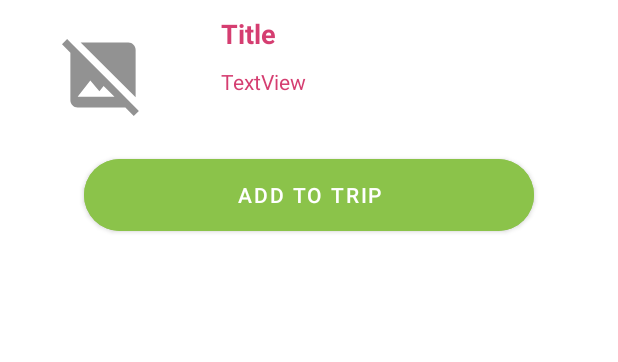
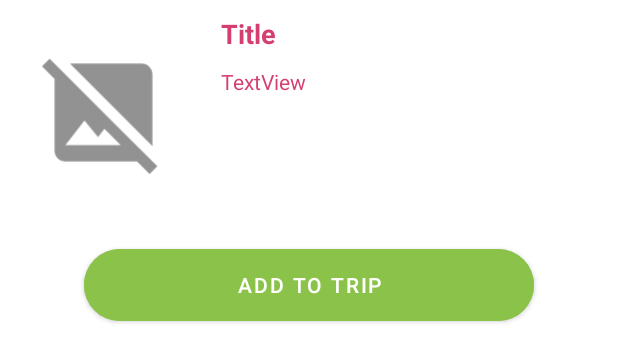
Before and after one commit to gadiFleischer/post-pc-final-project, an Android app: the layout add_to_trip_window.xml on its own in the app's theme, with its tools: preview values and no code run, on a phone screen of 412 x 824 dp. Shown: the top 362 px of the screen. Run offline under Robolectric (Android 15) with nearby library versions, the phone set to English and light mode, and no system bars.

```diff
--- a/app/src/main/res/layout/add_to_trip_window.xml
+++ b/app/src/main/res/layout/add_to_trip_window.xml
@@ -19,15 +19,16 @@
             android:layout_weight="1"
             android:adjustViewBounds="true"
             android:gravity="center"
+            android:paddingBottom="10dp"
+
             android:scaleType="centerInside">
 
             <ImageView
                 android:id="@+id/imageView_add_to_trip"
-                android:layout_width="100dp"
-                android:layout_height="100dp"
+                android:layout_width="150dp"
+                android:layout_height="150dp"
                 android:gravity="left"
-                android:src="@drawable/image_unavailable_foreground"
-                />
+                android:src="@drawable/image_unavailable_foreground" />
         </LinearLayout>
 
         <LinearLayout
@@ -71,10 +72,15 @@
             </LinearLayout>
         </LinearLayout>
 
-        <!-- />-->
-        <!--    </LinearLayout>-->
+</LinearLayout>
+    <LinearLayout
+        android:layout_width="match_parent"
+        android:layout_height="wrap_content"
+        android:orientation="horizontal"
+        android:gravity="center"
+        android:paddingBottom="10dp"
 
-    </LinearLayout>
+        >
 
         <Button
             android:id="@+id/button_add_to_trip"
@@ -83,8 +89,9 @@
             android:layout_gravity="center_horizontal"
             android:backgroundTint="#8BC34A"
             android:text="Add to trip"
-        app:cornerRadius="28dp"
+            app:cornerRadius="28dp" />
+
+    </LinearLayout>
 
 
-        />
 </LinearLayout>
```
Also changed, not shown: app/src/main/res/layout/go_to_edit_event_window.xml (+14 -10 lines). Lines whose indentation alone changed are shown as unchanged.
